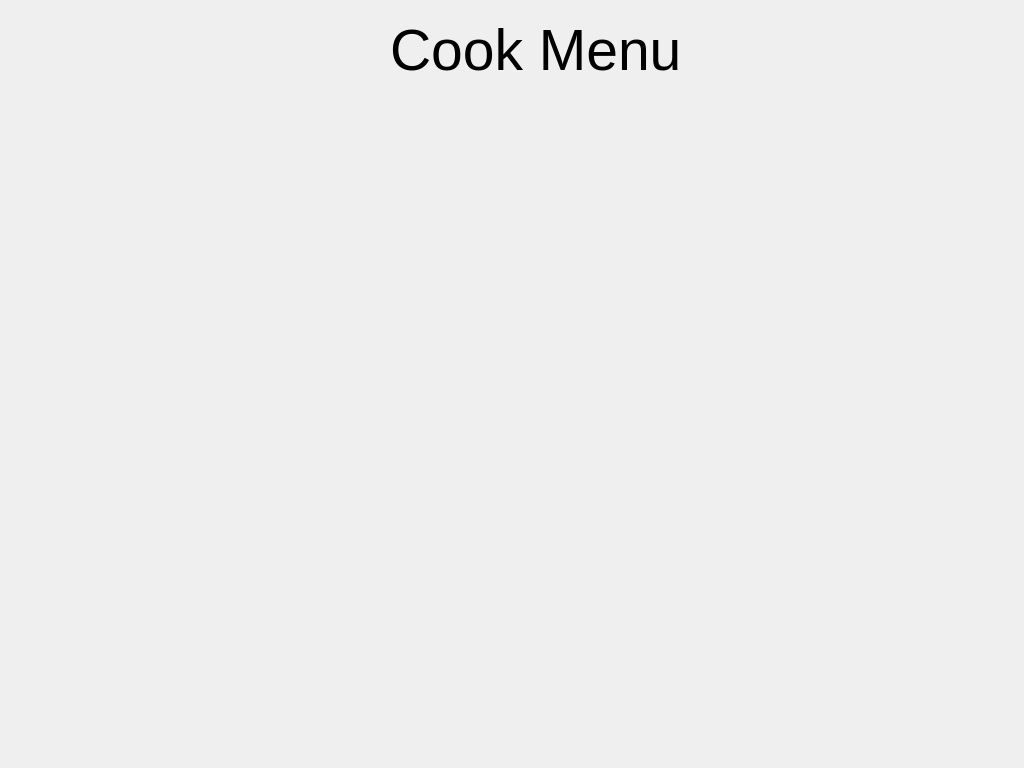
Before: the Qt Designer form cookstage.ui in kleiser135/Kitchen-Management, drawn with Qt 5.
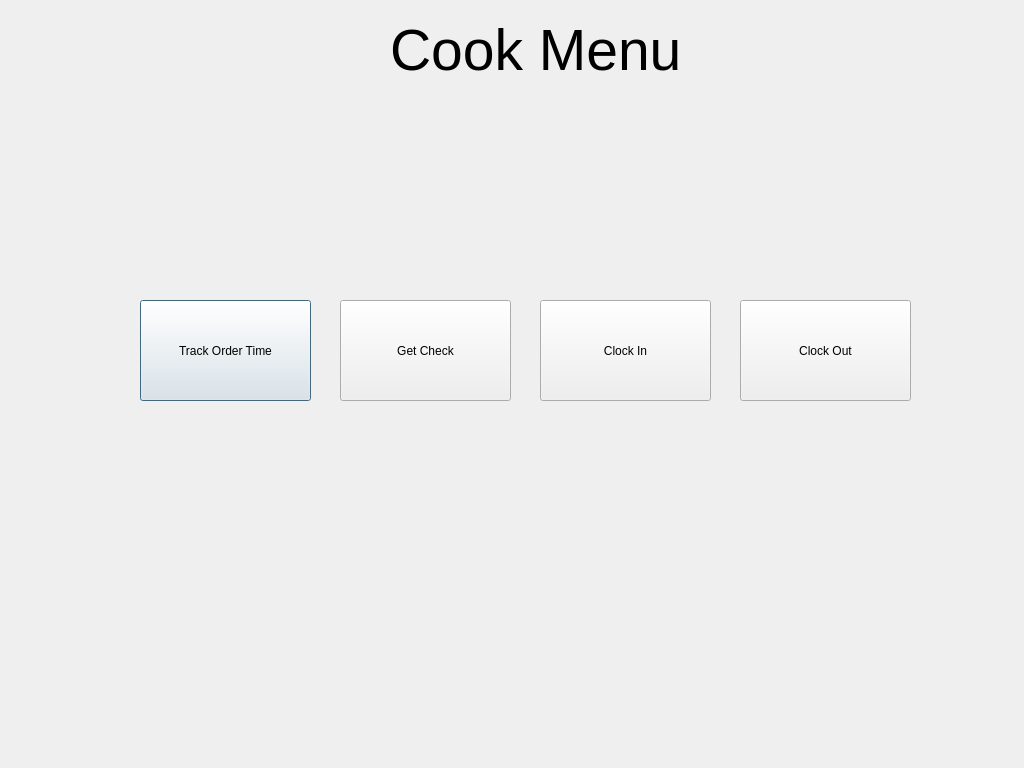
After: the same form once the commit is applied.

Patch:
```diff
--- a/cookstage.ui
+++ b/cookstage.ui
@@ -31,6 +31,58 @@
     <string>Cook Menu</string>
    </property>
   </widget>
+  <widget class="QPushButton" name="trackOrderTimeButton">
+   <property name="geometry">
+    <rect>
+     <x>140</x>
+     <y>300</y>
+     <width>171</width>
+     <height>101</height>
+    </rect>
+   </property>
+   <property name="text">
+    <string>Track Order Time</string>
+   </property>
+  </widget>
+  <widget class="QPushButton" name="getCheckTime">
+   <property name="geometry">
+    <rect>
+     <x>340</x>
+     <y>300</y>
+     <width>171</width>
+     <height>101</height>
+    </rect>
+   </property>
+   <property name="text">
+    <string>Get Check</string>
+   </property>
+  </widget>
+  <widget class="QPushButton" name="clockInButton">
+   <property name="geometry">
+    <rect>
+     <x>540</x>
+     <y>300</y>
+     <width>171</width>
+     <height>101</height>
+    </rect>
+   </property>
+   <property name="text">
+    <string>Clock In</string>
+   </property>
+  </widget>
+  <widget class="QPushButton" name="clockOutButton">
+   <property name="geometry">
+    <rect>
+     <x>740</x>
+     <y>300</y>
+     <width>171</width>
+     <height>101</height>
+    </rect>
+   </property>
+   <property name="text">
+    <string>Clock Out</string>
+   </property>
+  </widget>
  </widget>
  <resources/>
  <connections/>
```
